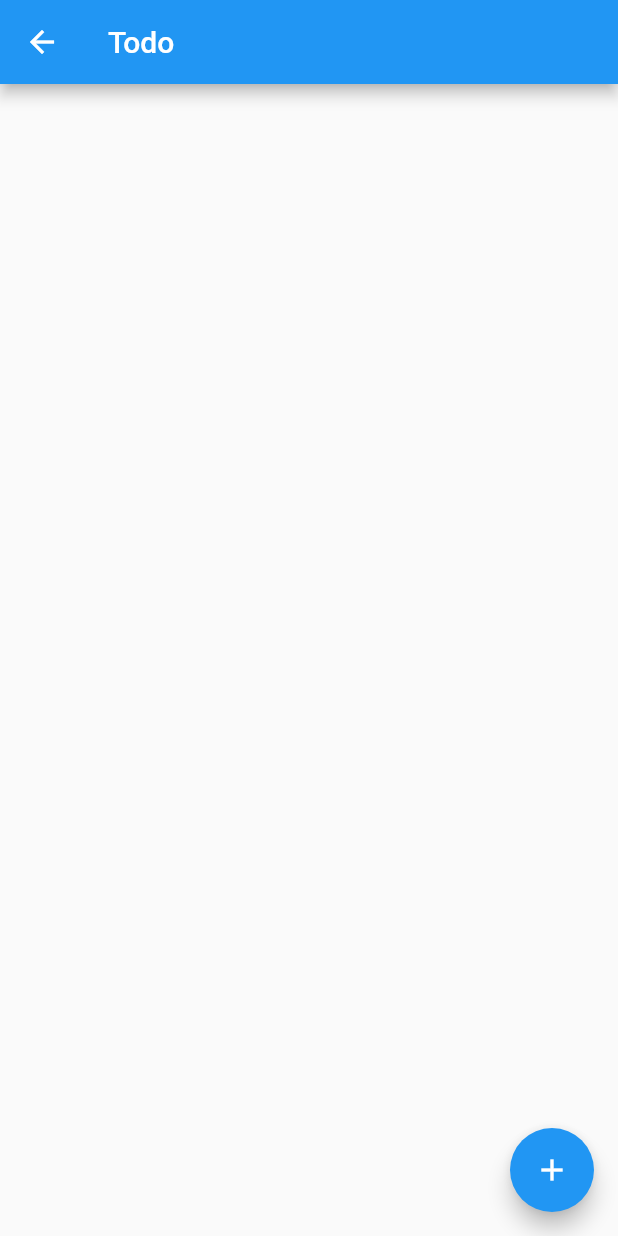
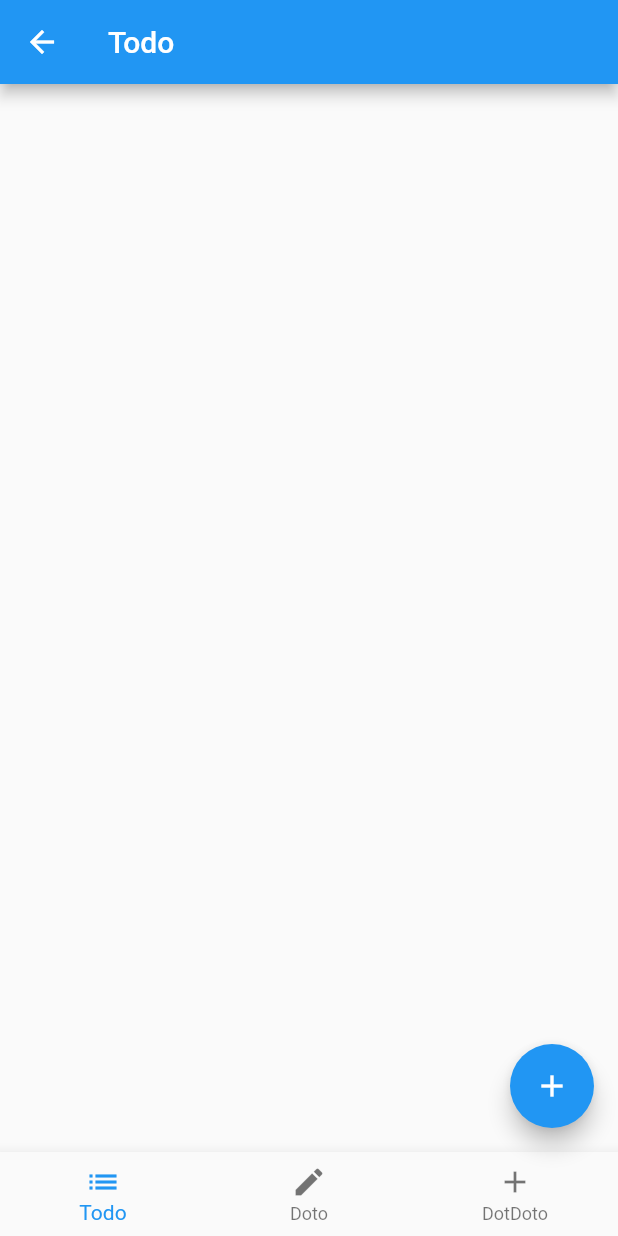
Before and after one commit to rinaohmura/flutter-tutorial, a Flutter app: the screen it shows after launch, after a tap on "スキップ", on a phone screen of 412 x 824 dp. Run offline on Flutter 3.47's test engine with Material 2 defaults, Android fonts, the phone set to English and light mode, and no system bars.

Commit message:
made tabs

```diff
--- /dev/null
+++ b/lib/bnb_ab.dart
@@ -0,0 +1,66 @@
+import 'package:flutter/material.dart';
+import 'package:hello_world/domains/doto/doto_page.dart';
+import 'package:hello_world/domains/todo/todo_page.dart';
+
+class BottomNavigationAndAppBar extends StatefulWidget {
+  const BottomNavigationAndAppBar({Key? key}) : super(key: key);
+
+  @override
+  State<BottomNavigationAndAppBar> createState() =>
+      _BottomNavigationAndAppBarState();
+}
+
+class _BottomNavigationAndAppBarState extends State<BottomNavigationAndAppBar> {
+  int selectedIndex = 0;
+  final _pages = [
+    const TodoPage(),
+    const DotoPage(),
+    const DotoPage(),
+  ];
+
+  void _onTapItem(int index) {
+    setState(() {
+      selectedIndex = index; //インデックスの更新
+    });
+  }
+
+  @override
+  Widget build(BuildContext context) {
+    final todo = TodoPageState();
+    return Scaffold(
+      appBar: AppBar(
+        title: const Text('Todo'),
+      ),
+      body: _pages[selectedIndex],
+      floatingActionButton: selectedIndex == 0
+          ? FloatingActionButton(
+              onPressed: () {
+                todo.addModal(context);
+              },
+              child: const Icon(Icons.add),
+            )
+          : null,
+      bottomNavigationBar: BottomNavigationBar(
+        onTap: (value) => {
+          _onTapItem(value),
+          // print(selectedIndex),
+        },
+        currentIndex: selectedIndex,
+        items: const [
+          BottomNavigationBarItem(
+            icon: Icon(Icons.list),
+            label: 'Todo',
+          ),
+          BottomNavigationBarItem(
+            icon: Icon(Icons.edit),
+            label: 'Doto',
+          ),
+          BottomNavigationBarItem(
+            icon: Icon(Icons.add),
+            label: 'DotDoto',
+          ),
+        ],
+      ),
+    );
+  }
+}
--- a/lib/domains/home/home_page.dart
+++ b/lib/domains/home/home_page.dart
@@ -1,5 +1,5 @@
 import 'package:flutter/material.dart';
-import 'package:hello_world/domains/todo/todo_page.dart';
+import 'package:hello_world/bnb_ab.dart';
 
 class MyHomePage extends StatelessWidget {
   const MyHomePage({Key? key, required title}) : super(key: key);
@@ -62,7 +62,7 @@ class MyHomePage extends StatelessWidget {
               onPressed: () => Navigator.push(
                 context,
                 MaterialPageRoute(
-                  builder: (context) => const TodoPage(),
+                  builder: (context) => const BottomNavigationAndAppBar(),
                 ),
               ),
               child: const Text('スキップ'),
--- a/lib/domains/todo/todo_page.dart
+++ b/lib/domains/todo/todo_page.dart
@@ -4,12 +4,13 @@ class TodoPage extends StatefulWidget {
   const TodoPage({Key? key}) : super(key: key);
 
   @override
-  State<TodoPage> createState() => _TodoPageState();
+  State<TodoPage> createState() => TodoPageState();
 }
 
-class _TodoPageState extends State<TodoPage> {
+class TodoPageState extends State<TodoPage> {
   final List<String> _todoList = <String>[];
   final newTodoController = TextEditingController();
+  int selectedIndex = 0;
 
   @override
   void dispose() {
@@ -19,17 +20,7 @@ class _TodoPageState extends State<TodoPage> {
 
   @override
   Widget build(BuildContext context) {
-    return Scaffold(
-      appBar: AppBar(
-        title: const Text('Todo'),
-      ),
-      floatingActionButton: FloatingActionButton(
-        onPressed: () {
-          addModal(context);
-        },
-        child: const Icon(Icons.add),
-      ),
-      body: Center(
+    return Center(
         child: ListView.builder(
           itemCount: _todoList.length,
           itemBuilder: (BuildContext context, int index) {
@@ -39,7 +30,8 @@ class _TodoPageState extends State<TodoPage> {
             );
           },
         ),
-      ),
+
+
     );
   }
 
```
Also changed, not shown: lib/domains/doto/doto_page.dart (added, +26 -0 lines), 10 other files.
